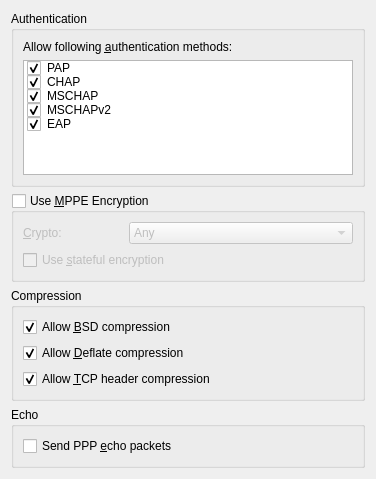
The window that vpn/pptp/pptpadvanced.ui (KDE/plasma-nm) describes before a commit, drawn with Qt 5.
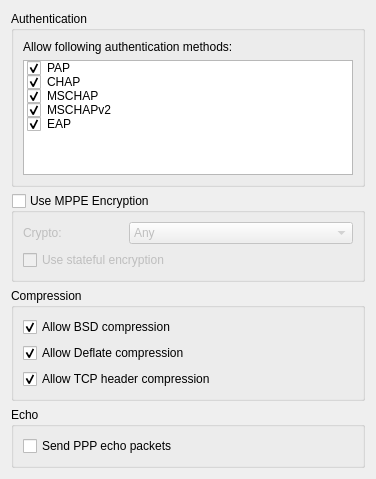
The same window after the commit. Custom widgets are drawn as their Qt base class.

The edit to the form file:
```diff
--- a/vpn/pptp/pptpadvanced.ui
+++ b/vpn/pptp/pptpadvanced.ui
@@ -22,7 +22,7 @@
         <item>
          <widget class="QLabel" name="lbl_auth">
           <property name="text">
-           <string>Allow following &amp;authentication methods:</string>
+           <string>Allow following authentication methods:</string>
           </property>
           <property name="buddy">
            <cstring>listWidget</cstring>
@@ -84,7 +84,7 @@
       <string>Use Microsoft Point-to-Point Encryption</string>
      </property>
      <property name="title">
-      <string>Use &amp;MPPE Encryption</string>
+      <string>Use MPPE Encryption</string>
      </property>
      <property name="checkable">
       <bool>true</bool>
@@ -106,7 +106,7 @@
              </size>
             </property>
             <property name="text">
-             <string>&amp;Crypto:</string>
+             <string>Crypto:</string>
             </property>
             <property name="buddy">
              <cstring>cb_MPPECrypto</cstring>
@@ -141,7 +141,7 @@
         <item>
          <widget class="QCheckBox" name="cb_statefulEncryption">
           <property name="text">
-           <string>Use &amp;stateful encryption</string>
+           <string>Use stateful encryption</string>
           </property>
          </widget>
         </item>
@@ -161,7 +161,7 @@
         <item>
          <widget class="QCheckBox" name="cb_BSD">
           <property name="text">
-           <string>Allow &amp;BSD compression</string>
+           <string>Allow BSD compression</string>
           </property>
           <property name="checked">
            <bool>true</bool>
@@ -171,7 +171,7 @@
         <item>
          <widget class="QCheckBox" name="cb_deflate">
           <property name="text">
-           <string>Allow &amp;Deflate compression</string>
+           <string>Allow Deflate compression</string>
           </property>
           <property name="checked">
            <bool>true</bool>
@@ -181,7 +181,7 @@
         <item>
          <widget class="QCheckBox" name="cb_TCPheaders">
           <property name="text">
-           <string>Allow &amp;TCP header compression</string>
+           <string>Allow TCP header compression</string>
           </property>
           <property name="checked">
            <bool>true</bool>
@@ -202,7 +202,7 @@
       <item row="0" column="0">
        <widget class="QCheckBox" name="cb_sendEcho">
         <property name="text">
-         <string>Send PPP &amp;echo packets </string>
+         <string>Send PPP echo packets </string>
         </property>
        </widget>
       </item>
```
